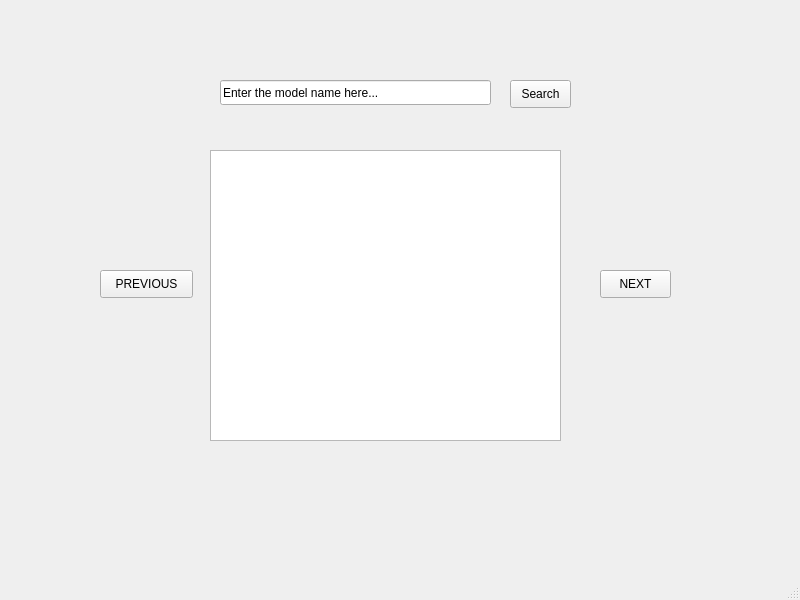
Old version of the form AlphaForRouterSearch.ui in the repository dpeleshko/LNU-Practice-2022.
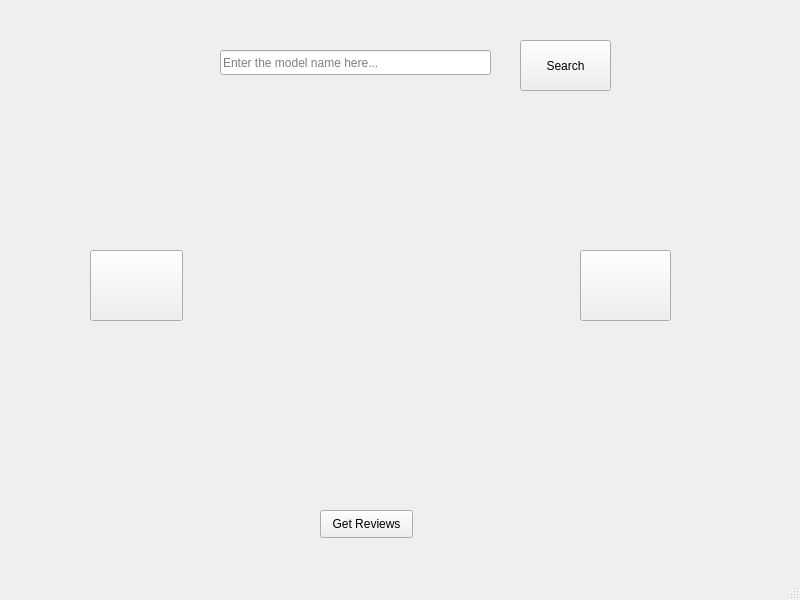
New version of the form. Icons and pictures are not drawn.

Commit message: First appereance of UI. With MANY bugs, but works

Diff of the .ui file:
```diff
--- a/AlphaForRouterSearch.ui
+++ b/AlphaForRouterSearch.ui
@@ -17,33 +17,27 @@
    <widget class="QPushButton" name="nextButton">
     <property name="geometry">
      <rect>
-      <x>600</x>
-      <y>270</y>
-      <width>71</width>
-      <height>28</height>
+      <x>580</x>
+      <y>250</y>
+      <width>91</width>
+      <height>71</height>
      </rect>
     </property>
     <property name="text">
-     <string>NEXT</string>
+     <string/>
     </property>
-   </widget>
-   <widget class="QGraphicsView" name="graphicsView">
-    <property name="geometry">
-     <rect>
-      <x>210</x>
-      <y>150</y>
-      <width>351</width>
-      <height>291</height>
-     </rect>
+    <property name="icon">
+     <iconset>
+      <normaloff>../../Download/NEXT.png</normaloff>../../Download/NEXT.png</iconset>
     </property>
    </widget>
    <widget class="QPushButton" name="pushButton">
     <property name="geometry">
      <rect>
-      <x>510</x>
-      <y>80</y>
-      <width>61</width>
-      <height>28</height>
+      <x>520</x>
+      <y>40</y>
+      <width>91</width>
+      <height>51</height>
      </rect>
     </property>
     <property name="text">
@@ -54,7 +48,7 @@
     <property name="geometry">
      <rect>
       <x>220</x>
-      <y>80</y>
+      <y>50</y>
       <width>271</width>
       <height>25</height>
      </rect>
@@ -63,33 +57,81 @@
      <string/>
     </property>
     <property name="text">
+     <string/>
+    </property>
+    <property name="placeholderText">
      <string>Enter the model name here...</string>
     </property>
    </widget>
    <widget class="QLabel" name="modelTitle">
     <property name="geometry">
      <rect>
-      <x>210</x>
-      <y>460</y>
-      <width>361</width>
+      <x>140</x>
+      <y>430</y>
+      <width>511</width>
       <height>19</height>
      </rect>
     </property>
+    <property name="font">
+     <font>
+      <weight>75</weight>
+      <bold>true</bold>
+     </font>
+    </property>
     <property name="text">
      <string/>
     </property>
+    <property name="alignment">
+     <set>Qt::AlignCenter</set>
+    </property>
    </widget>
    <widget class="QPushButton" name="previousButton">
     <property name="geometry">
      <rect>
-      <x>100</x>
-      <y>270</y>
+      <x>90</x>
+      <y>250</y>
+      <width>93</width>
+      <height>71</height>
+     </rect>
+    </property>
+    <property name="text">
+     <string/>
+    </property>
+    <property name="icon">
+     <iconset>
+      <normaloff>../../Download/AI in Art/back.png</normaloff>../../Download/AI in Art/back.png</iconset>
+    </property>
+   </widget>
+   <widget class="QLabel" name="image">
+    <property name="geometry">
+     <rect>
+      <x>240</x>
+      <y>150</y>
+      <width>271</width>
+      <height>261</height>
+     </rect>
+    </property>
+    <property name="text">
+     <string/>
+    </property>
+    <property name="scaledContents">
+     <bool>true</bool>
+    </property>
+    <property name="alignment">
+     <set>Qt::AlignCenter</set>
+    </property>
+   </widget>
+   <widget class="QPushButton" name="changeWindowButton">
+    <property name="geometry">
+     <rect>
+      <x>320</x>
+      <y>510</y>
       <width>93</width>
       <height>28</height>
      </rect>
     </property>
     <property name="text">
-     <string>PREVIOUS</string>
+     <string>Get Reviews</string>
     </property>
    </widget>
   </widget>
```
The commit also changes 6 other files.
